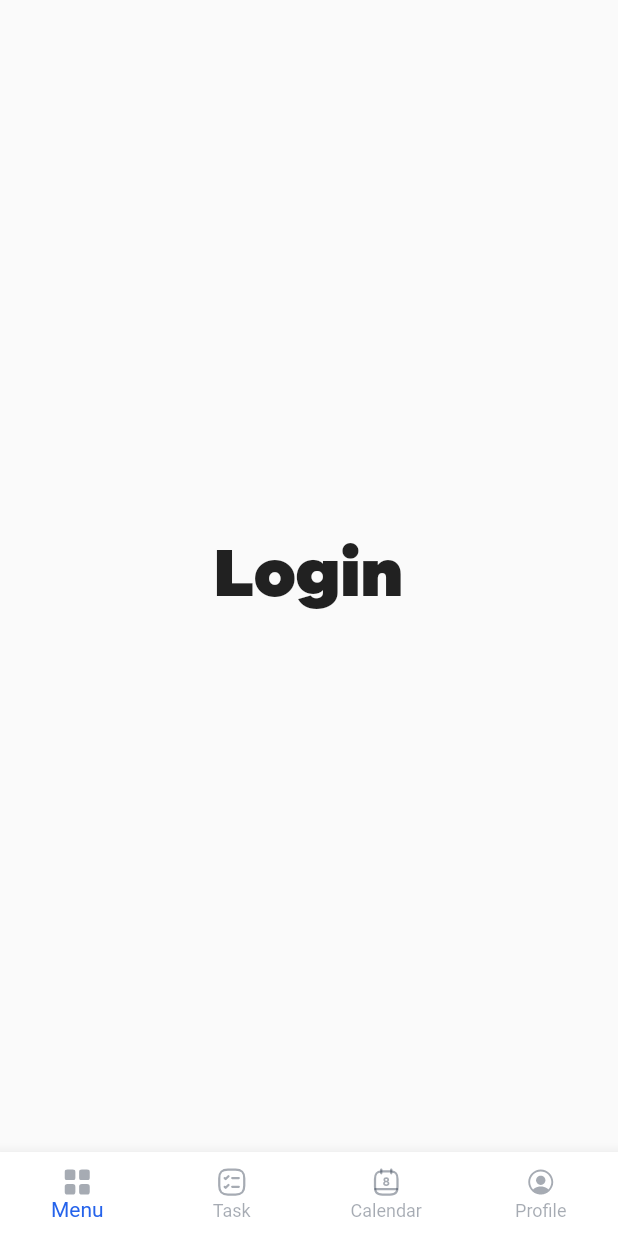
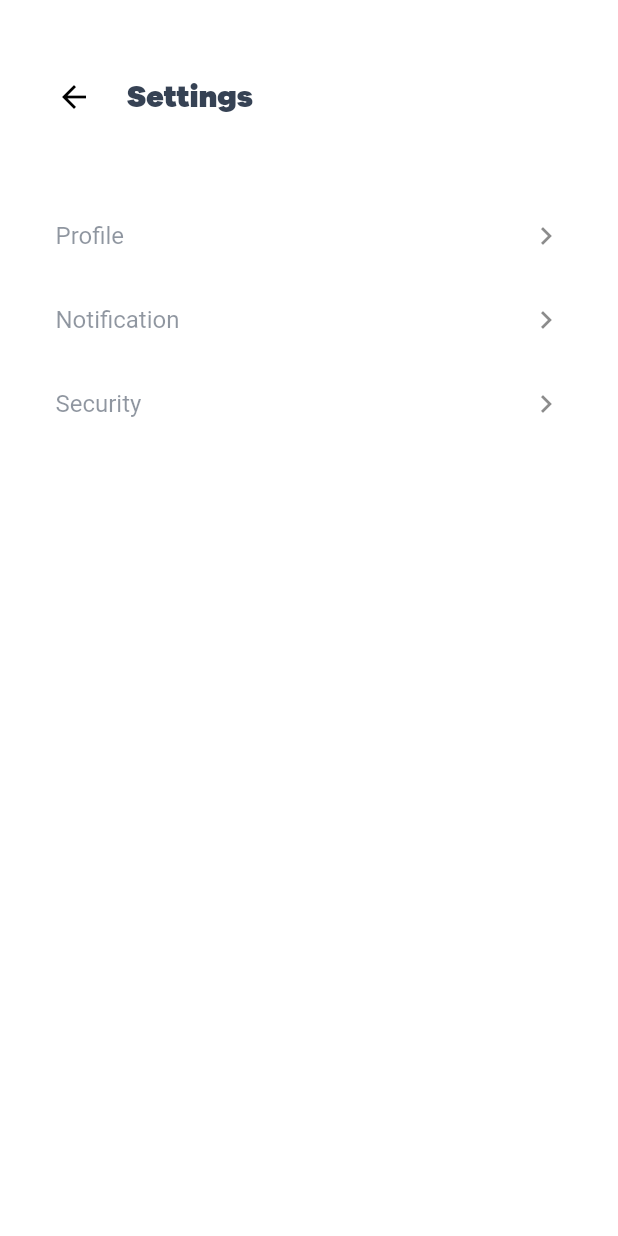
Before and after one commit to xasanov1716/to_do_project, a Flutter app: the screen it shows after launch, on a phone screen of 412 x 824 dp. Run offline on Flutter 3.47's test engine with Material 2 defaults, Android fonts, the phone set to English and light mode, and no system bars; our stand-ins replace flutter_screenutil, flutter_svg.

Commit message:
settings screen

```diff
--- a/lib/main.dart
+++ b/lib/main.dart
@@ -1,6 +1,7 @@
 import 'package:flutter/material.dart';
 import 'package:to_do_project/ui/home/home_screen.dart';
 import 'package:flutter_screenutil/flutter_screenutil.dart';
+import 'package:to_do_project/ui/settings/settings_screen.dart';
 import 'package:to_do_project/ui/tap_bax.dart';
 
 
@@ -20,7 +21,7 @@ class App extends StatelessWidget {
     builder: (context , child) {
           return const MaterialApp(
             debugShowCheckedModeBanner: false,
-          home: TapBax(),
+          home: SettingsScreen(),
           );
     });
   }
--- /dev/null
+++ b/lib/ui/settings/security/widget/security_list_tile.dart
@@ -0,0 +1,18 @@
+import 'package:flutter/material.dart';
+import 'package:to_do_project/utils/app_colors.dart';
+
+class MenuListTile extends StatelessWidget {
+  const MenuListTile({Key? key, required this.text, required this.onTap}) : super(key: key);
+
+  final String text;
+  final VoidCallback onTap;
+
+  @override
+  Widget build(BuildContext context) {
+    return  ListTile(
+      onTap: onTap,
+      title: Text(text,style: TextStyle(fontSize: 16,color: AppColors.C_202D41.withOpacity(0.5)),),
+      trailing: Icon(Icons.keyboard_arrow_right_outlined),
+    );
+  }
+}
--- /dev/null
+++ b/lib/ui/settings/settings_screen.dart
@@ -0,0 +1,69 @@
+import 'package:flutter/material.dart';
+import 'package:flutter_screenutil/flutter_screenutil.dart';
+import 'package:to_do_project/ui/settings/notification/notification_screen.dart';
+import 'package:to_do_project/ui/settings/security/security_screen.dart';
+import 'package:to_do_project/ui/settings/widget/settings_list_tile.dart';
+import 'package:to_do_project/utils/app_colors.dart';
+
+class SettingsScreen extends StatefulWidget {
+  const SettingsScreen({Key? key}) : super(key: key);
+
+  @override
+  State<SettingsScreen> createState() => _SettingsScreenState();
+}
+
+class _SettingsScreenState extends State<SettingsScreen> {
+  @override
+  Widget build(BuildContext context) {
+    return Scaffold(
+      backgroundColor: AppColors.white,
+      appBar: AppBar(
+        toolbarHeight: 0,
+        backgroundColor: AppColors.white,
+        elevation: 0,
+      ),
+      body: Padding(
+        padding: EdgeInsets.only(left: 21, right: 20),
+        child: Column(
+          children: [
+            SizedBox(
+              height: 40.h,
+            ),
+            Row(
+              children: [
+                SizedBox(
+                  width: 4.w,
+                ),
+                IconButton(
+                  icon: const Icon(
+                    Icons.arrow_back,
+                    color: AppColors.black,
+                    size: 24,
+                  ),
+                  onPressed: () {},
+                ),
+                SizedBox(width: 10.w,),
+                Text(
+                  'Settings',
+                  style: TextStyle(
+                      fontFamily: 'GalanoGrotesque-Medium',
+                      fontSize: 20,
+                      fontWeight: FontWeight.w100,
+                      color: AppColors.C_202D41.withOpacity(0.9)),
+                ),
+
+              ],
+            ),
+            SizedBox(height: 40.h,),
+            MenuListTile(text: 'Profile',onTap: (){
+
+            },),
+            MenuListTile(text: 'Notification',onTap: (){   Navigator.pushReplacement(context, MaterialPageRoute(builder: (context)=>  NotificationScreen()));},),
+            MenuListTile(text: 'Security',onTap: (){ Navigator.pushReplacement(context, MaterialPageRoute(builder: (context)=> SecurityScreen()));},),
+          ],
+        ),
+      ),
+    );
+  }
+}
+//
--- /dev/null
+++ b/lib/ui/settings/widget/settings_list_tile.dart
@@ -0,0 +1,18 @@
+import 'package:flutter/material.dart';
+import 'package:to_do_project/utils/app_colors.dart';
+
+class MenuListTile extends StatelessWidget {
+  const MenuListTile({Key? key, required this.text, required this.onTap}) : super(key: key);
+
+  final String text;
+  final VoidCallback onTap;
+
+  @override
+  Widget build(BuildContext context) {
+    return  ListTile(
+      onTap: onTap,
+      title: Text(text,style: TextStyle(fontSize: 16,color: AppColors.C_202D41.withOpacity(0.5)),),
+      trailing: Icon(Icons.keyboard_arrow_right_outlined),
+    );
+  }
+}
--- a/lib/utils/app_colors.dart
+++ b/lib/utils/app_colors.dart
@@ -7,6 +7,7 @@ class AppColors{
   static const Color C_3DBEB3 = Color(0xFF3DBEB3);
   static const Color C_C60202 = Color(0xFFC60202);
   static const Color C_202D41 = Color(0xFF202D41);
+  static const Color C_292D32 = Color(0xFF292D32);
   static const Color black = Color(0xFF000000);
   static const Color white = Color(0xFFFFFFFF);
 }
```
Also changed, not shown: lib/ui/settings/notification/notification_screen.dart (added, +81 -0 lines), lib/ui/settings/notification/widget/notification_list_tile.dart (added, +35 -0 lines), lib/ui/settings/security/change_password.dart (added, +27 -0 lines), lib/ui/settings/security/security_screen.dart (added, +74 -0 lines), lib/ui/settings/security/widget/universal_input.dart (added, +104 -0 lines).
